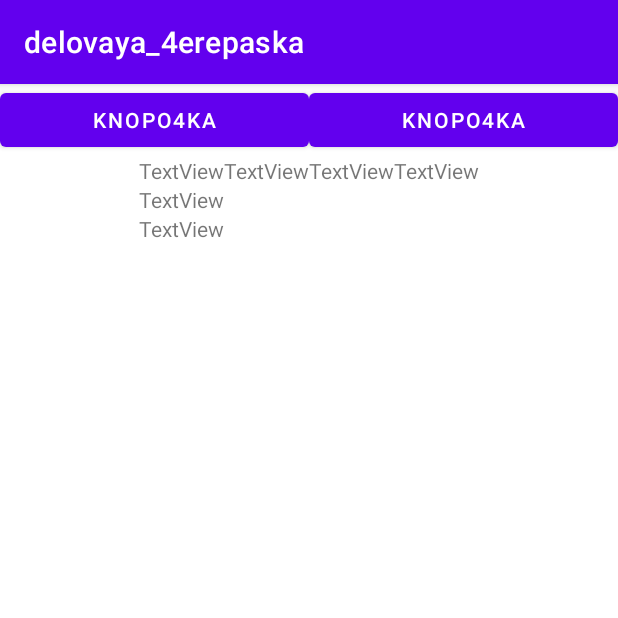
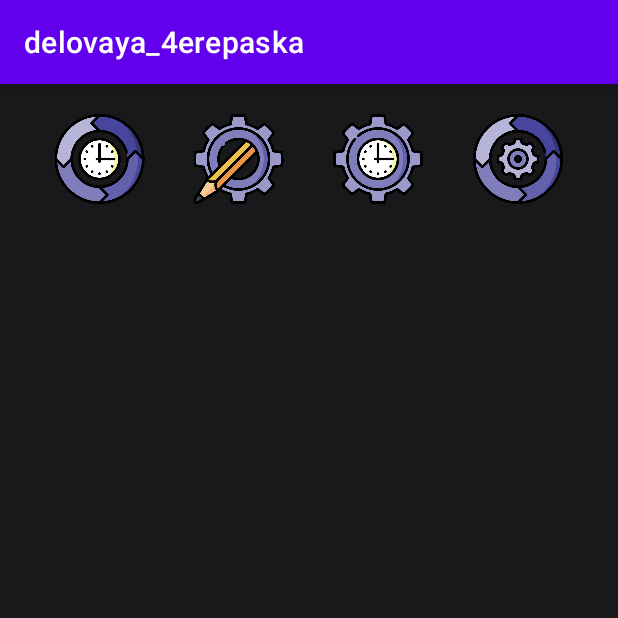
Before and after one commit to fenixfoux/delovaya_4erepashka, an Android app: the screen it shows after launch (MainActivity), on a phone screen of 412 x 824 dp, the top half of it. Run offline under Robolectric (Android 15) with nearby library versions, the phone set to English and light mode, and no system bars.

Commit message:
придумал наконец шапку приложения с иконками

```diff
--- /dev/null
+++ b/app/src/main/res/drawable/button.xml
@@ -0,0 +1,5 @@
+<?xml version="1.0" encoding="utf-8"?>
+<selector xmlns:android="http://schemas.android.com/apk/res/android">
+    <item android:state_pressed="false" android:drawable="@drawable/button_unpressed" />
+    <item android:state_pressed="true" android:drawable="@drawable/button_pressed" />
+</selector>
--- /dev/null
+++ b/app/src/main/res/drawable/button_pressed.xml
@@ -0,0 +1,6 @@
+<?xml version="1.0" encoding="utf-8"?>
+<shape xmlns:android="http://schemas.android.com/apk/res/android">
+    <stroke android:width="2dp" android:color="@color/button_stroke" />
+    <corners android:radius="1dp" />
+    <solid android:color="@color/black95" />
+</shape>
--- /dev/null
+++ b/app/src/main/res/drawable/button_unpressed.xml
@@ -0,0 +1,5 @@
+<?xml version="1.0" encoding="utf-8"?>
+<shape xmlns:android="http://schemas.android.com/apk/res/android">
+    <stroke android:width="2dp" android:color="@color/button_stroke" />
+    <corners android:radius="1dp" />
+</shape>
--- a/app/src/main/res/layout/activity_main.xml
+++ b/app/src/main/res/layout/activity_main.xml
@@ -2,106 +2,83 @@
 <RelativeLayout xmlns:android="http://schemas.android.com/apk/res/android"
     xmlns:app="http://schemas.android.com/apk/res-auto"
     xmlns:tools="http://schemas.android.com/tools"
+    android:id="@+id/main_wrapper"
+    android:layout_width="fill_parent"
+    android:layout_height="fill_parent"
+    android:layout_gravity="bottom"
+    android:background="#19191B"
+    android:minHeight="100dp">
+
+    <LinearLayout
+        android:id="@+id/header"
         android:layout_width="match_parent"
-    android:layout_height="match_parent"
-    tools:context=".MainActivity"
-    android:orientation="vertical"
+        android:layout_height="100dp"
+        android:orientation="horizontal"
+        android:padding="20dp"
+        android:weightSum="100"
         >
 
-    <LinearLayout
-        android:id="@+id/main_wrapp"
-        android:layout_width="match_parent"
-        android:layout_height="match_parent"
-        android:gravity="center"
-        android:orientation="vertical">
 
         <LinearLayout
-            android:id="@+id/header_wrapp"
-            android:layout_width="match_parent"
-            android:layout_height="wrap_content"
-            android:orientation="horizontal">
+            android:layout_width="0dp"
+            android:layout_height="match_parent"
+            android:layout_weight="25"
+            android:orientation="horizontal"
+            android:gravity="center"
+            >
 
-            <Button
-                android:id="@+id/button_back"
+            <ImageView
+                android:id="@+id/category_one"
                 android:layout_width="wrap_content"
                 android:layout_height="wrap_content"
-                android:layout_weight="1"
-                android:text="@string/defaul_button"
-                />
-
-            <Button
-                android:id="@+id/button_add_new_category"
-                android:layout_width="wrap_content"
-                android:layout_height="wrap_content"
-                android:layout_weight="1"
-                android:text="@string/defaul_button" />
+                app:srcCompat="@drawable/category_1" />
         </LinearLayout>
 
         <LinearLayout
-            android:id="@+id/body_wrapp"
+            android:layout_width="0dp"
+            android:layout_height="match_parent"
+            android:layout_weight="25"
+            android:orientation="horizontal"
+            android:gravity="center"
+            >
+
+            <ImageView
+                android:id="@+id/category_two"
                 android:layout_width="wrap_content"
                 android:layout_height="wrap_content"
-            android:orientation="vertical">
-
-            <LinearLayout
-                android:layout_width="match_parent"
-                android:layout_height="match_parent"
-                android:orientation="horizontal">
-
-                <TextView
-                    android:id="@+id/textView7"
-                    android:layout_width="wrap_content"
-                    android:layout_height="wrap_content"
-                    android:layout_weight="1"
-                    android:text="TextView" />
-
-                <TextView
-                    android:id="@+id/textView8"
-                    android:layout_width="wrap_content"
-                    android:layout_height="wrap_content"
-                    android:layout_weight="1"
-                    android:text="TextView" />
-
-                <TextView
-                    android:id="@+id/textView9"
-                    android:layout_width="wrap_content"
-                    android:layout_height="wrap_content"
-                    android:layout_weight="1"
-                    android:text="TextView" />
-
-                <TextView
-                    android:id="@+id/textView11"
-                    android:layout_width="wrap_content"
-                    android:layout_height="wrap_content"
-                    android:layout_weight="1"
-                    android:text="TextView" />
-
+                app:srcCompat="@drawable/category_2" />
         </LinearLayout>
 
         <LinearLayout
-                android:layout_width="match_parent"
+            android:layout_width="0dp"
             android:layout_height="match_parent"
-                android:orientation="vertical">
+            android:layout_weight="25"
+            android:orientation="horizontal"
+            android:gravity="center"
+            >
 
-                <TextView
-                    android:id="@+id/textView12"
-                    android:layout_width="match_parent"
+            <ImageView
+                android:id="@+id/category_three"
+                android:layout_width="wrap_content"
                 android:layout_height="wrap_content"
-                    android:text="TextView" />
-
-                <TextView
-                    android:id="@+id/textView13"
-                    android:layout_width="match_parent"
-                    android:layout_height="wrap_content"
-                    android:text="TextView" />
-            </LinearLayout>
-
+                app:srcCompat="@drawable/category_3" />
         </LinearLayout>
 
         <LinearLayout
-            android:id="@+id/footer_wrapp"
+            android:layout_width="0dp"
+            android:layout_height="match_parent"
+            android:layout_weight="25"
+            android:orientation="horizontal"
+            android:gravity="center"
+            >
+
+            <ImageView
+                android:id="@+id/category_four"
                 android:layout_width="match_parent"
-            android:layout_height="match_parent"
-            android:orientation="horizontal"></LinearLayout>
+                android:layout_height="wrap_content"
+                app:srcCompat="@drawable/category_4" />
+        </LinearLayout>
+
+
     </LinearLayout>
 </RelativeLayout>
--- a/app/src/main/res/values/colors.xml
+++ b/app/src/main/res/values/colors.xml
@@ -6,5 +6,9 @@
     <color name="teal_200">#FF03DAC5</color>
     <color name="teal_700">#FF018786</color>
     <color name="black">#FF000000</color>
-    <color name="white">#FFFFFFFF</color>
+    <color name="black95">#68000000</color>
+    <color name="white">#ffffff</color>
+
+    <color name="default_text_color">#3E972E</color>
+    <color name="button_stroke">#E82A4FB1</color>
 </resources>
--- a/app/src/main/res/values/strings.xml
+++ b/app/src/main/res/values/strings.xml
@@ -1,5 +1,6 @@
 <resources>
     <string name="app_name">delovaya_4erepaska</string>
-    <string name="defaul_button">knopO4ka</string>
+    <string name="default_button">knopO4ka</string>
     <string name="default_task">default task</string>
+    <string name="button_back">назад</string>
 </resources>
--- a/build.gradle
+++ b/build.gradle
@@ -5,7 +5,7 @@ buildscript {
         jcenter()
     }
     dependencies {
-        classpath "com.android.tools.build:gradle:4.1.3"
+        classpath 'com.android.tools.build:gradle:4.2.1'
 
         // NOTE: Do not place your application dependencies here; they belong
         // in the individual module build.gradle files
```
Also changed, not shown: app/src/main/res/drawable/category_1.png (added), app/src/main/res/drawable/category_2.png (added), app/src/main/res/drawable/category_3.png (added), app/src/main/res/drawable/category_4.png (added), app/src/main/res/drawable/ic_launcher_foreground.xml (renamed from app/src/main/res/drawable-v24/ic_launcher_foreground.xml), gradle/wrapper/gradle-wrapper.properties. Lines whose indentation alone changed are shown as unchanged.
